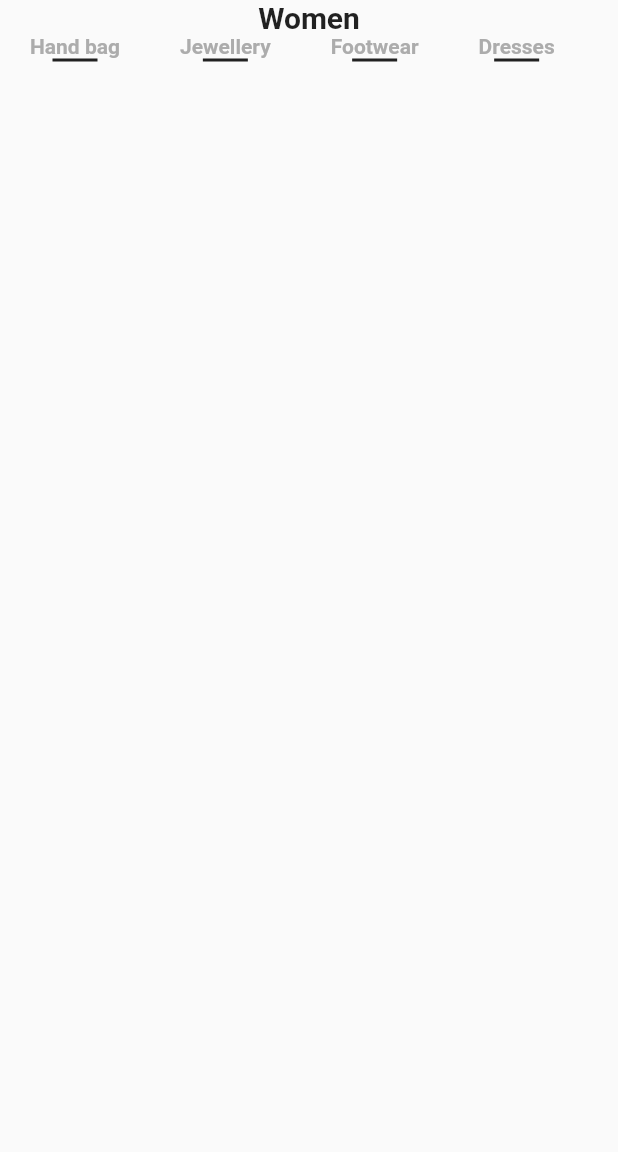
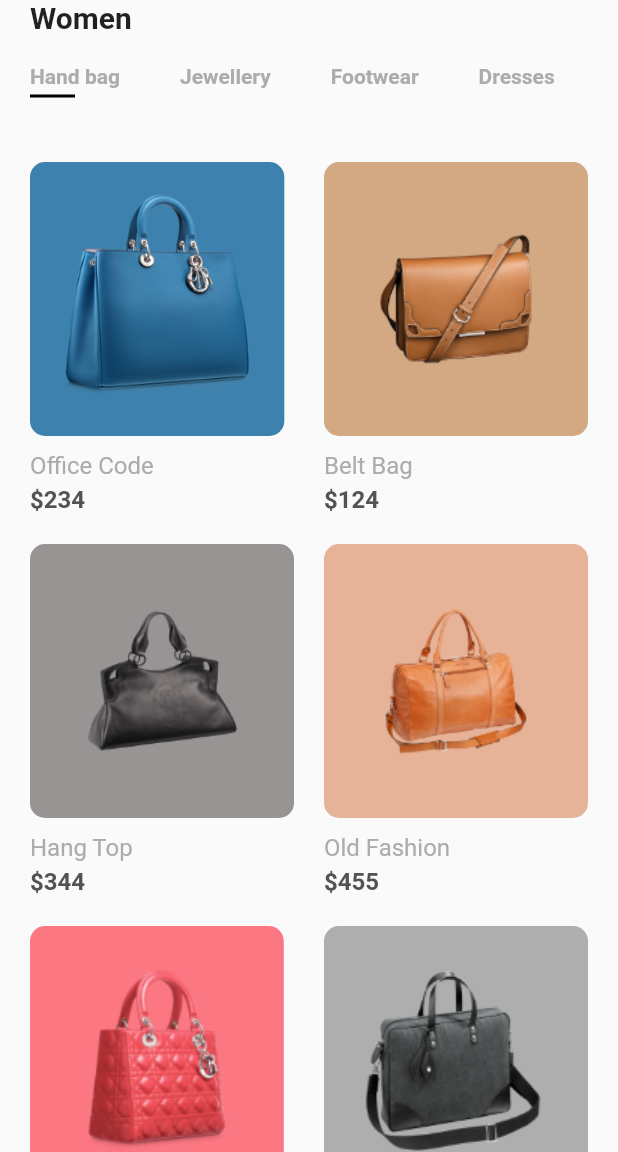
Before and after one commit to boonchu9x/flutter_shop_online, a Flutter app: the screen it shows after launch, on a phone screen of 412 x 824 dp, the part 84-1236 px from its top. Run offline on Flutter 3.47's test engine with Material 2 defaults, Android fonts, the phone set to English and light mode, and no system bars; our stand-ins replace flutter_svg.

Commit message:
merge code

```diff
--- a/lib/components/body.dart
+++ /dev/null
@@ -1,76 +0,0 @@
-import 'package:flutter/cupertino.dart';
-import 'package:flutter/material.dart';
-import 'package:flutter_shop_online/utils/const.dart';
-
-class BodyMain extends StatefulWidget {
-  @override
-  _BodyMainState createState() => _BodyMainState();
-}
-
-class _BodyMainState extends State<BodyMain> {
-  @override
-  Widget build(BuildContext context) {
-    return Column(
-      children: <Widget>[
-        Padding(
-          padding: const EdgeInsets.symmetric(horizontal: paddingDefault),
-          child: Text(
-            'Women',
-            style: TextStyle(
-              color: Colors.black87,
-              fontSize: 20.0,
-              fontWeight: FontWeight.bold,
-            ),
-            textAlign: TextAlign.center,
-          ),
-        ),
-        Category(),
-      ],
-    );
-  }
-}
-
-//tab category list string
-class Category extends StatefulWidget {
-  //save pos selected category
-  int posSelected = 0;
-
-  @override
-  _CategoryState createState() => _CategoryState();
-}
-
-class _CategoryState extends State<Category> {
-  @override
-  Widget build(BuildContext context) {
-    return SizedBox(
-      height: 40,
-      child: ListView.builder(
-          //scroll horizontal (ngang)
-          scrollDirection: Axis.horizontal,
-
-          //list size
-          itemCount: lsCategory.length,
-
-          //builder listview
-          itemBuilder: (context, index) => buildCategory(index)),
-    );
-  }
-
-  Widget buildCategory(int index) => Padding(
-        padding: const EdgeInsets.symmetric(horizontal: paddingDefault),
-        child: Column(
-          children: [
-            Text(
-              lsCategory[index],
-              style:
-                  TextStyle(fontWeight: FontWeight.bold, color: textColorLight),
-            ),
-            Container(
-              height: 2,
-              width: 30,
-              color: Colors.black87,
-            ),
-          ],
-        ),
-      );
-}
--- /dev/null
+++ b/lib/components/main/body.dart
@@ -0,0 +1,109 @@
+import 'package:flutter/cupertino.dart';
+import 'package:flutter/material.dart';
+import 'file:///C:/Users/CanhLX.Hachinet/Desktop/Flutter/flutter_shop_online/lib/components/detail/detail_product.dart';
+import 'package:flutter_shop_online/model/item_product.dart';
+import 'package:flutter_shop_online/model/product.dart';
+import 'package:flutter_shop_online/utils/const.dart';
+
+class Body extends StatelessWidget {
+  @override
+  Widget build(BuildContext context) {
+    return Column(
+      crossAxisAlignment: CrossAxisAlignment.start,
+      children: [
+        Align(
+          alignment: Alignment.centerLeft,
+          child: Padding(
+            padding: const EdgeInsets.symmetric(horizontal: paddingDefault),
+            child: Text(
+              'Women',
+              style: TextStyle(
+                color: Colors.black87,
+                fontSize: 20.0,
+                fontWeight: FontWeight.bold,
+              ),
+            ),
+          ),
+        ),
+        Category(),
+
+        //gridview
+        Expanded(
+          child: GridView.builder(
+              padding: const EdgeInsets.all(paddingDefault),
+              itemCount: products.length,
+              gridDelegate: SliverGridDelegateWithFixedCrossAxisCount(
+                mainAxisSpacing: paddingDefault,
+                crossAxisSpacing: paddingDefault,
+                crossAxisCount: 2, //số hàng
+                childAspectRatio: 0.75, //tỉ lệ khung hình
+              ),
+              itemBuilder: (context, index) => ItemProduct(
+                    product: products[index],
+                    press: () {
+                      Navigator.of(context).push(
+                        MaterialPageRoute(
+                          builder: (context) => DetailScreen(
+                            product: products[index],
+                          ),
+                        ),
+                      );
+                    },
+                  )),
+        ),
+      ],
+    );
+  }
+}
+
+//tab category list string
+class Category extends StatefulWidget {
+  @override
+  _CategoryState createState() => _CategoryState();
+}
+
+//listview
+class _CategoryState extends State<Category> {
+  //save pos selected category
+  int posSelected = 0;
+
+  @override
+  Widget build(BuildContext context) {
+    return Padding(
+      padding: const EdgeInsets.symmetric(vertical: paddingDefault),
+      child: SizedBox(
+        height: 25,
+        child: ListView.builder(
+            //scroll horizontal (ngang)
+            scrollDirection: Axis.horizontal,
+            //list size
+            itemCount: lsCategory.length,
+
+            //builder listview
+            itemBuilder: (context, index) => buildCategory(index)),
+      ),
+    );
+  }
+
+  Widget buildCategory(int index) => Padding(
+        padding: const EdgeInsets.symmetric(horizontal: paddingDefault),
+        child: Column(
+          crossAxisAlignment: CrossAxisAlignment.start,
+          children: [
+            Text(
+              lsCategory[index],
+              style:
+                  TextStyle(fontWeight: FontWeight.bold, color: textColorLight),
+            ),
+            SizedBox(
+              height: 4.0,
+            ),
+            Container(
+              height: 2,
+              width: 30,
+              color: posSelected == index ? Colors.black : Colors.transparent,
+            ),
+          ],
+        ),
+      );
+}
--- a/lib/components/main.dart
+++ b/lib/components/main/main.dart
@@ -1,6 +1,6 @@
 import 'package:flutter/material.dart';
 import 'package:flutter/services.dart';
-import 'package:flutter_shop_online/components/body.dart';
+import 'file:///C:/Users/CanhLX.Hachinet/Desktop/Flutter/flutter_shop_online/lib/components/main/body.dart';
 import 'package:flutter_shop_online/utils/const.dart';
 import 'package:flutter_svg/flutter_svg.dart';
 
@@ -28,7 +28,7 @@ class _HomeScreenState extends State<HomeScreen> {
 
     return Scaffold(
       appBar: buildAppBar(),
-      body: BodyMain(),
+      body: Body(),
     );
   }
 
@@ -44,7 +44,9 @@ class _HomeScreenState extends State<HomeScreen> {
           "assets/icons/back.svg",
           color: textColor,
         ),
-        onPressed: () {},
+        onPressed: () {
+          SystemNavigator.pop(); //Exit app
+        },
       ),
 
       //search icon
--- /dev/null
+++ b/lib/model/item_product.dart
@@ -0,0 +1,58 @@
+import 'package:flutter/material.dart';
+import 'package:flutter_shop_online/model/product.dart';
+import 'package:flutter_shop_online/utils/const.dart';
+
+class ItemProduct extends StatelessWidget {
+  //parameter
+  final Product product;
+  final Function press;
+
+  const ItemProduct({
+    Key key,
+    this.product,
+    this.press,
+  }) : super(key: key);
+
+  @override
+  Widget build(BuildContext context) {
+    return GestureDetector(
+      onTap: press,
+      child: Column(
+        crossAxisAlignment: CrossAxisAlignment.start,
+        children: [
+          Expanded(
+            child: Container(
+              padding: EdgeInsets.all(paddingDefault),
+              decoration: BoxDecoration(
+                  color: product.color,
+                  borderRadius: BorderRadius.circular(10.0)),
+              child: Image.asset(product.image),
+            ),
+          ),
+          SizedBox(
+            height: 10.0,
+          ),
+          Text(
+            product.title,
+            style: TextStyle(
+              fontSize: 16.0,
+              color: textColorLight,
+              fontWeight: FontWeight.normal,
+            ),
+          ),
+          SizedBox(
+            height: 4.0,
+          ),
+          Text(
+            '\$${product.price}',
+            style: TextStyle(
+              fontSize: 16.0,
+              color: textColor,
+              fontWeight: FontWeight.bold,
+            ),
+          ),
+        ],
+      ),
+    );
+  }
+}
--- a/lib/model/product.dart
+++ b/lib/model/product.dart
@@ -28,7 +28,7 @@ List<Product> products = [
   Product(
       id: 2,
       title: "Belt Bag",
-      price: 234,
+      price: 124,
       size: 8,
       description: dummyText,
       image: "assets/images/bag_2.png",
@@ -36,7 +36,7 @@ List<Product> products = [
   Product(
       id: 3,
       title: "Hang Top",
-      price: 234,
+      price: 344,
       size: 10,
       description: dummyText,
       image: "assets/images/bag_3.png",
@@ -44,7 +44,7 @@ List<Product> products = [
   Product(
       id: 4,
       title: "Old Fashion",
-      price: 234,
+      price: 455,
       size: 11,
       description: dummyText,
       image: "assets/images/bag_4.png",
@@ -52,7 +52,7 @@ List<Product> products = [
   Product(
       id: 5,
       title: "Office Code",
-      price: 234,
+      price: 346,
       size: 12,
       description: dummyText,
       image: "assets/images/bag_5.png",
@@ -60,7 +60,7 @@ List<Product> products = [
   Product(
     id: 6,
     title: "Office Code",
-    price: 234,
+    price: 120,
     size: 12,
     description: dummyText,
     image: "assets/images/bag_6.png",
```
Also changed, not shown: lib/components/detail/body.dart (added, +35 -0 lines), lib/components/detail/detail_product.dart (added, +59 -0 lines).
